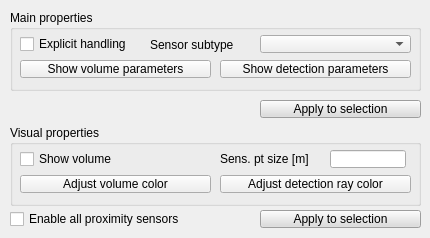
This is ui/qdlgproximitysensors.ui in CoppeliaRobotics/coppeliaSimLib as Qt 5 draws it before an edit. The edited form follows.
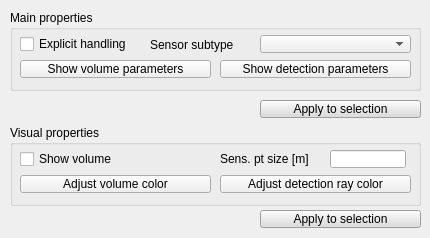
This is the edited form.

What changed in the file:
```diff
--- a/ui/qdlgproximitysensors.ui
+++ b/ui/qdlgproximitysensors.ui
@@ -19,22 +19,6 @@
   <property name="locale">
    <locale language="English" country="UnitedStates"/>
   </property>
-  <widget class="QCheckBox" name="qqEnableAll">
-   <property name="geometry">
-    <rect>
-     <x>10</x>
-     <y>210</y>
-     <width>211</width>
-     <height>18</height>
-    </rect>
-   </property>
-   <property name="focusPolicy">
-    <enum>Qt::StrongFocus</enum>
-   </property>
-   <property name="text">
-    <string>Enable all proximity sensors</string>
-   </property>
-  </widget>
   <widget class="QGroupBox" name="groupBox">
    <property name="geometry">
     <rect>
```
Left out of the diff: 1 changed line with no effect on the pictures.
